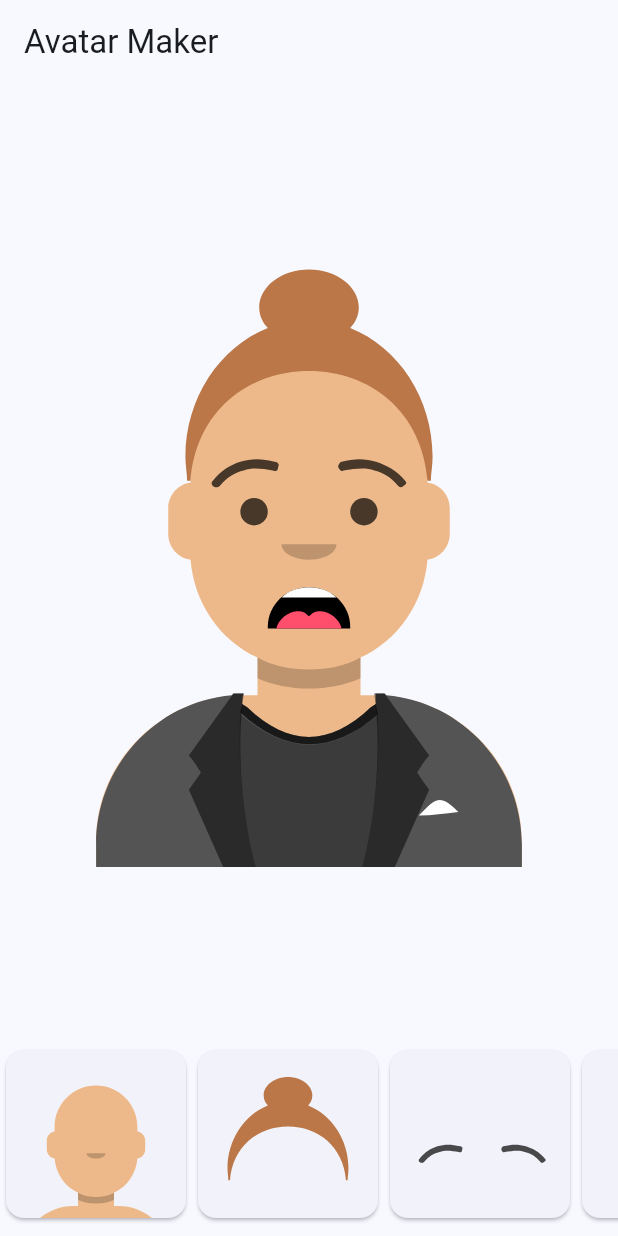
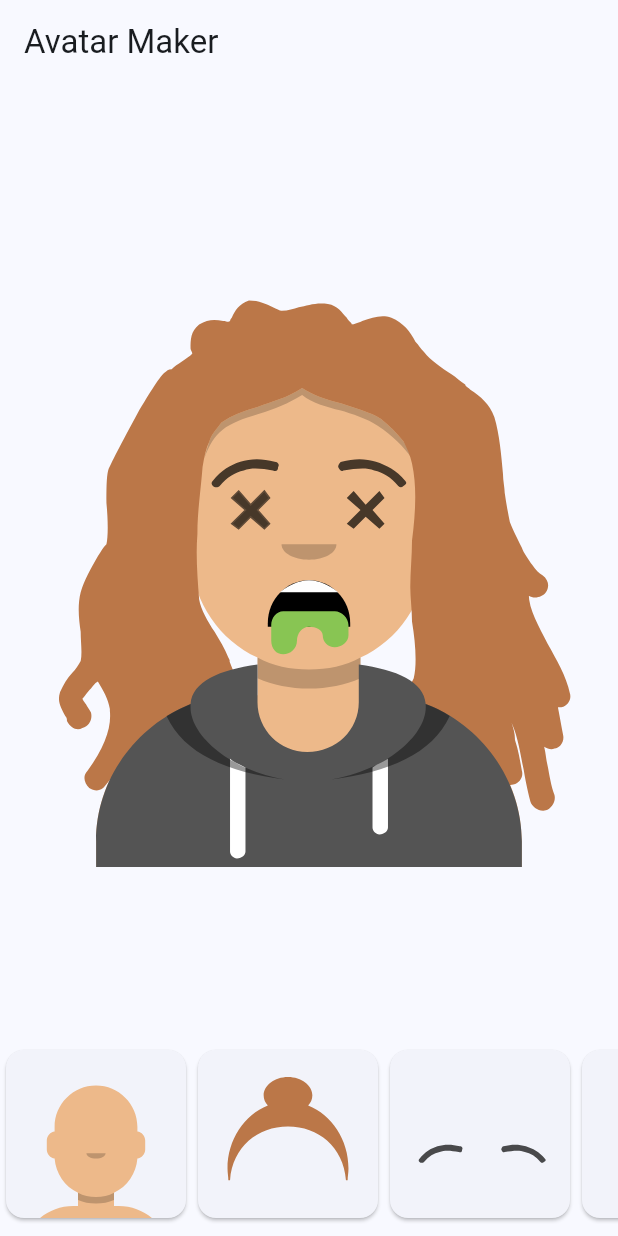
Before and after one commit to anoochit/flutter_avatar_maker, a Flutter app: the screen it shows after launch, on a phone screen of 412 x 824 dp. Run offline on Flutter 3.47's test engine with Material 2 defaults, Android fonts, the phone set to English and light mode, and no system bars; our stand-ins replace flutter_svg.

Commit message:
update sample avatar

```diff
--- a/lib/home.dart
+++ b/lib/home.dart
@@ -9,6 +9,7 @@ class HomePage extends StatelessWidget {
 
   @override
   Widget build(BuildContext context) {
+    final scWidth = MediaQuery.of(context).size.width;
     return Scaffold(
       appBar: AppBar(
         title: const Text("Avatar Maker"),
@@ -23,43 +24,43 @@ class HomePage extends StatelessWidget {
               // skin
               AvatarWidget(
                 image: layoutSkins[1],
-                height: MediaQuery.of(context).size.width,
-                width: MediaQuery.of(context).size.width,
+                height: scWidth,
+                width: scWidth,
               ),
 
               // hair
               AvatarWidget(
-                image: layoutHair[1],
-                height: MediaQuery.of(context).size.width,
-                width: MediaQuery.of(context).size.width,
+                image: layoutHair[6],
+                height: scWidth,
+                width: scWidth,
               ),
 
               // eyebrow
               AvatarWidget(
                 image: layoutEyebrows[1],
-                height: MediaQuery.of(context).size.width,
-                width: MediaQuery.of(context).size.width,
+                height: scWidth,
+                width: scWidth,
               ),
 
               // eye
               AvatarWidget(
-                image: layoutEye[1],
-                height: MediaQuery.of(context).size.width,
-                width: MediaQuery.of(context).size.width,
+                image: layoutEye[4],
+                height: scWidth,
+                width: scWidth,
               ),
 
               // mouth
               AvatarWidget(
-                image: layoutMouths[1],
-                height: MediaQuery.of(context).size.width,
-                width: MediaQuery.of(context).size.width,
+                image: layoutMouths[12],
+                height: scWidth,
+                width: scWidth,
               ),
 
               // cloth
               AvatarWidget(
-                image: layoutClothes[1],
-                height: MediaQuery.of(context).size.width,
-                width: MediaQuery.of(context).size.width,
+                image: layoutClothes[2],
+                height: scWidth,
+                width: scWidth,
               ),
             ],
           ),
```
